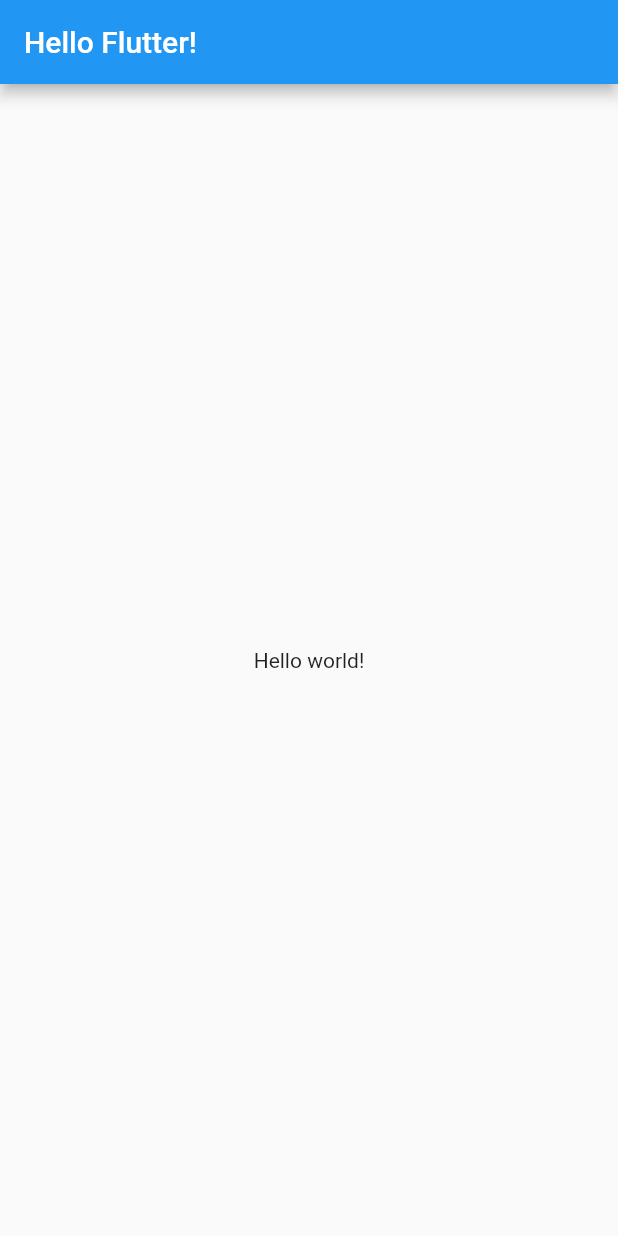
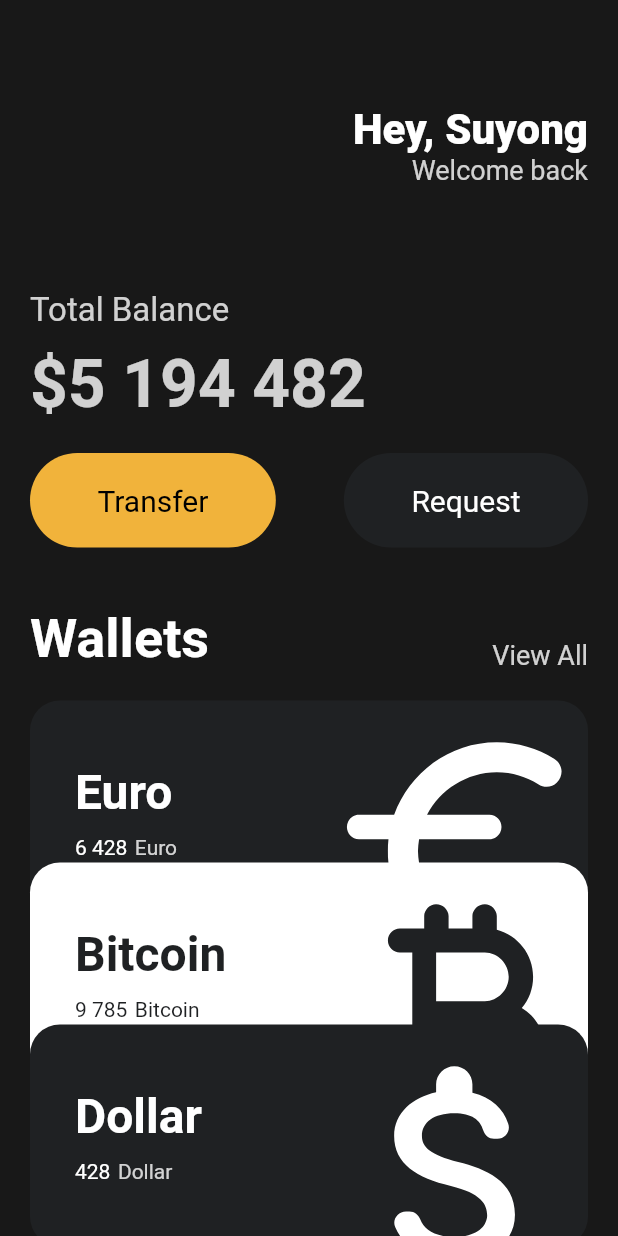
Before and after one commit to suyong5713/toonFlix, a Flutter app: the screen it shows after launch, on a phone screen of 412 x 824 dp. Run offline on Flutter 3.47's test engine with Material 2 defaults, Android fonts, the phone set to English and light mode, and no system bars.

Commit message:
#3 UI CHALLENGE

```diff
--- a/toonflix/lib/main.dart
+++ b/toonflix/lib/main.dart
@@ -1,20 +1,146 @@
-import 'package:flutter/cupertino.dart';
 import 'package:flutter/material.dart';
+import 'package:toonflix/widgets/button.dart';
+import 'package:toonflix/widgets/currency_card.dart';
 
 void main() {
-  runApp(App());
+  runApp(const App());
 }
 
 class App extends StatelessWidget {
+  const App({super.key});
+
   @override
   Widget build(BuildContext context) {
     return MaterialApp(
       home: Scaffold(
-        appBar: AppBar(
-          title: Text('Hello Flutter!'),
-        ),
-        body: Center(
-          child: Text('Hello world!'),
+        backgroundColor: const Color(0xFF181818),
+        body: SingleChildScrollView(
+          child: Padding(
+            padding: const EdgeInsets.symmetric(horizontal: 20),
+            child: Column(
+              crossAxisAlignment: CrossAxisAlignment.start,
+              children: [
+                const SizedBox(
+                  height: 70,
+                ),
+                Row(
+                  mainAxisAlignment: MainAxisAlignment.end,
+                  children: [
+                    Column(
+                      crossAxisAlignment: CrossAxisAlignment.end,
+                      children: [
+                        const Text(
+                          'Hey, Suyong',
+                          style: TextStyle(
+                            color: Colors.white,
+                            fontSize: 28,
+                            fontWeight: FontWeight.w800,
+                          ),
+                        ),
+                        Text(
+                          'Welcome back',
+                          style: TextStyle(
+                            color: Colors.white.withOpacity(0.8),
+                            fontSize: 18,
+                          ),
+                        ),
+                      ],
+                    )
+                  ],
+                ),
+                const SizedBox(
+                  height: 70,
+                ),
+                Text(
+                  'Total Balance',
+                  style: TextStyle(
+                    color: Colors.white.withOpacity(0.8),
+                    fontSize: 22,
+                  ),
+                ),
+                const SizedBox(
+                  height: 10,
+                ),
+                Text(
+                  '\$5 194 482',
+                  style: TextStyle(
+                      fontSize: 44,
+                      fontWeight: FontWeight.w600,
+                      color: Colors.white.withOpacity(0.8)),
+                ),
+                const SizedBox(
+                  height: 20,
+                ),
+                Row(
+                  mainAxisAlignment: MainAxisAlignment.spaceBetween,
+                  children: const [
+                    Button(
+                        text: 'Transfer',
+                        bgColor: Color(0xFFF1B33B),
+                        textColor: Colors.black),
+                    Button(
+                        text: 'Request',
+                        bgColor: Color(0xFF1F2123),
+                        textColor: Colors.white),
+                  ],
+                ),
+                const SizedBox(
+                  height: 40,
+                ),
+                Row(
+                  mainAxisAlignment: MainAxisAlignment.spaceBetween,
+                  crossAxisAlignment: CrossAxisAlignment.end,
+                  children: [
+                    const Text(
+                      'Wallets',
+                      style: TextStyle(
+                        color: Colors.white,
+                        fontSize: 36,
+                        fontWeight: FontWeight.w600,
+                      ),
+                    ),
+                    Text(
+                      'View All',
+                      style: TextStyle(
+                        color: Colors.white.withOpacity(0.8),
+                        fontSize: 18,
+                      ),
+                    ),
+                  ],
+                ),
+                const SizedBox(
+                  height: 20,
+                ),
+                const CurrencyCard(
+                  name: 'Euro',
+                  code: 'EUR',
+                  amount: '6 428',
+                  icon: Icons.euro_rounded,
+                  isInverted: false,
+                ),
+                Transform.translate(
+                  offset: const Offset(0, -40),
+                  child: const CurrencyCard(
+                    name: 'Bitcoin',
+                    code: 'ETC',
+                    amount: '9 785',
+                    icon: Icons.currency_bitcoin_rounded,
+                    isInverted: true,
+                  ),
+                ),
+                Transform.translate(
+                  offset: const Offset(0, -80),
+                  child: const CurrencyCard(
+                    name: 'Dollar',
+                    code: 'USD',
+                    amount: '428',
+                    icon: Icons.attach_money_rounded,
+                    isInverted: false,
+                  ),
+                ),
+              ],
+            ),
+          ),
         ),
       ),
     );
--- /dev/null
+++ b/toonflix/lib/widgets/button.dart
@@ -0,0 +1,27 @@
+import 'package:flutter/cupertino.dart';
+
+class Button extends StatelessWidget {
+  final String text;
+  final Color bgColor;
+  final Color textColor;
+
+  const Button(
+      {super.key,
+      required this.text,
+      required this.bgColor,
+      required this.textColor});
+  @override
+  Widget build(BuildContext context) {
+    return Container(
+      decoration: BoxDecoration(
+          color: bgColor, borderRadius: BorderRadius.circular(45)),
+      child: Padding(
+        padding: const EdgeInsets.symmetric(vertical: 20, horizontal: 45),
+        child: Text(
+          text,
+          style: TextStyle(fontSize: 20, color: textColor),
+        ),
+      ),
+    );
+  }
+}
--- /dev/null
+++ b/toonflix/lib/widgets/currency_card.dart
@@ -0,0 +1,81 @@
+import 'package:flutter/material.dart';
+
+class CurrencyCard extends StatelessWidget {
+  final String name, code, amount;
+  final IconData icon;
+  final bool isInverted;
+
+  final blackColor = const Color(0xFF1F2123);
+  const CurrencyCard(
+      {super.key,
+      required this.name,
+      required this.code,
+      required this.amount,
+      required this.icon,
+      required this.isInverted});
+
+  @override
+  Widget build(BuildContext context) {
+    return Container(
+      clipBehavior: Clip.hardEdge,
+      decoration: BoxDecoration(
+        color: isInverted ? Colors.white : blackColor,
+        borderRadius: BorderRadius.circular(20),
+      ),
+      child: Padding(
+        padding: const EdgeInsets.all(30),
+        child: Row(
+          mainAxisAlignment: MainAxisAlignment.spaceBetween,
+          children: [
+            Column(
+              crossAxisAlignment: CrossAxisAlignment.start,
+              children: [
+                Text(
+                  name,
+                  style: TextStyle(
+                    color: isInverted ? blackColor : Colors.white,
+                    fontSize: 32,
+                    fontWeight: FontWeight.w600,
+                  ),
+                ),
+                const SizedBox(
+                  height: 10,
+                ),
+                Row(
+                  children: [
+                    Text(
+                      amount,
+                      style: TextStyle(
+                          color: isInverted ? blackColor : Colors.white),
+                    ),
+                    const SizedBox(
+                      width: 5,
+                    ),
+                    Text(
+                      name,
+                      style: TextStyle(
+                          color: isInverted
+                              ? blackColor
+                              : Colors.white.withOpacity(0.8)),
+                    )
+                  ],
+                ),
+              ],
+            ),
+            Transform.scale(
+              scale: 2.2,
+              child: Transform.translate(
+                offset: const Offset(-5, 12),
+                child: Icon(
+                  icon,
+                  color: isInverted ? blackColor : Colors.white,
+                  size: 88,
+                ),
+              ),
+            ),
+          ],
+        ),
+      ),
+    );
+  }
+}
```
